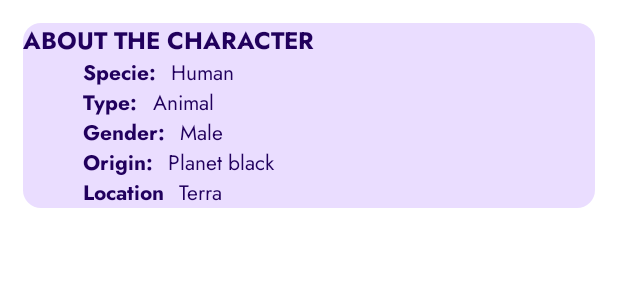
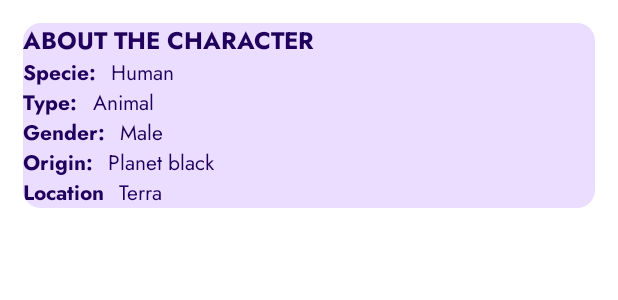
Before and after one commit to GeorgeHaz/RickMorty, an Android app built with Jetpack Compose: the @Preview function BoxPreview, on a phone screen of 412 x 824 dp. Shown: the top 300 px of the screen. Run offline under Robolectric (Android 15) with nearby library versions, the phone set to English and light mode, and no system bars; our stand-ins replace paging; pictures from the network do not load.

```diff
--- a/app/src/main/java/com/gkm/rickmorty/components/BodyComponents.kt
+++ b/app/src/main/java/com/gkm/rickmorty/components/BodyComponents.kt
@@ -7,6 +7,7 @@ import androidx.compose.animation.core.rememberInfiniteTransition
 import androidx.compose.animation.core.tween
 import androidx.compose.foundation.Image
 import androidx.compose.foundation.border
+import androidx.compose.foundation.layout.Arrangement
 import androidx.compose.foundation.layout.Box
 import androidx.compose.foundation.layout.Column
 import androidx.compose.foundation.layout.Row
@@ -47,6 +48,7 @@ import androidx.compose.ui.graphics.painter.Painter
 import androidx.compose.ui.graphics.vector.ImageVector
 import androidx.compose.ui.res.painterResource
 import androidx.compose.ui.res.stringResource
+import androidx.compose.ui.text.font.FontWeight
 import androidx.compose.ui.text.input.ImeAction
 import androidx.compose.ui.text.input.KeyboardType
 import androidx.compose.ui.text.style.TextAlign
@@ -304,3 +306,52 @@ fun NotFound(
         )
     }
 }
+
+@Composable
+fun BoxCharacterDetail(
+    modifier: Modifier = Modifier,
+    textTittle: String,
+    text: String,
+    orientationColumn: Boolean = false
+) {
+    Box(
+        modifier = modifier
+            .fillMaxWidth()
+    ) {
+        if (orientationColumn){
+            Column(
+                horizontalAlignment = Alignment.CenterHorizontally,
+                verticalArrangement = Arrangement.Center,
+                modifier = Modifier.fillMaxWidth()
+            ) {
+                Text(
+                    text = textTittle,
+                    style = MaterialTheme.typography.bodyMedium,
+                    fontWeight = FontWeight.Bold,
+                    textAlign = TextAlign.Center
+                )
+                Text(
+                    text = text,
+                    style = MaterialTheme.typography.bodyMedium,
+                    modifier = Modifier.padding(),
+                    textAlign = TextAlign.Center
+                )
+            }
+        }else{
+            Row(
+                verticalAlignment = Alignment.CenterVertically
+            ) {
+                Text(
+                    text = textTittle,
+                    style = MaterialTheme.typography.bodyMedium,
+                    fontWeight = FontWeight.Bold
+                )
+                Text(
+                    text = text,
+                    style = MaterialTheme.typography.bodyMedium,
+                    modifier = Modifier.padding(start = 10.dp)
+                )
+            }
+        }
+    }
+}
--- a/app/src/main/java/com/gkm/rickmorty/data/response/character/CharacterUiState.kt
+++ b/app/src/main/java/com/gkm/rickmorty/data/response/character/CharacterUiState.kt
@@ -1,9 +1,11 @@
 package com.gkm.rickmorty.data.response.character
 
-import com.gkm.rickmorty.data.response.UiState
+import com.gkm.rickmorty.data.util.UiState
 import com.gkm.rickmorty.presentation.model.character.CharacterModel
+import com.gkm.rickmorty.presentation.model.episode.EpisodeDto
 
 data class CharacterUiState(
     val character: CharacterModel = CharacterModel(),
+    val episode: List<EpisodeDto> = emptyList(),
     val uiState: UiState = UiState.LOADING
 )
--- a/app/src/main/java/com/gkm/rickmorty/data/response/episode/EpisodeUiState.kt
+++ b/app/src/main/java/com/gkm/rickmorty/data/response/episode/EpisodeUiState.kt
@@ -1,9 +1,9 @@
 package com.gkm.rickmorty.data.response.episode
 
-import com.gkm.rickmorty.data.response.UiState
+import com.gkm.rickmorty.data.util.UiState
 import com.gkm.rickmorty.presentation.model.episode.EpisodeDto
 
 data class EpisodeUiState(
-    val episode: EpisodeDto = EpisodeDto(),
+    val episode: List<EpisodeDto> = emptyList(),
     val uiState: UiState = UiState.LOADING
 )
--- a/app/src/main/java/com/gkm/rickmorty/data/response/UiState.kt
+++ b/app/src/main/java/com/gkm/rickmorty/data/util/UiState.kt
@@ -1,4 +1,4 @@
-package com.gkm.rickmorty.data.response
+package com.gkm.rickmorty.data.util
 
 enum class UiState {
     LOADING,
--- a/app/src/main/java/com/gkm/rickmorty/ui/theme/Type.kt
+++ b/app/src/main/java/com/gkm/rickmorty/ui/theme/Type.kt
@@ -31,8 +31,8 @@ val myTypography = Typography(
     displaySmall = TextStyle(
         fontFamily = Jost,
         fontWeight = FontWeight.Bold,
-        fontSize = 30.sp,
-        lineHeight = 32.sp
+        fontSize = 26.sp,
+        lineHeight = 28.sp
     ),
     bodyLarge = TextStyle(
         fontFamily = Jost,
```
Also changed, not shown: app/src/main/java/com/gkm/rickmorty/components/characters/characterComponent.kt (+26 -41 lines), app/src/main/java/com/gkm/rickmorty/presentation/CharacterDetailView.kt (+10 -11 lines), app/src/main/java/com/gkm/rickmorty/viewModel/character/DetailsCharacterViewModel.kt (+18 -12 lines), app/src/main/java/com/gkm/rickmorty/viewModel/episode/EpisodeDetailViewModel.kt (+5 -5 lines).
